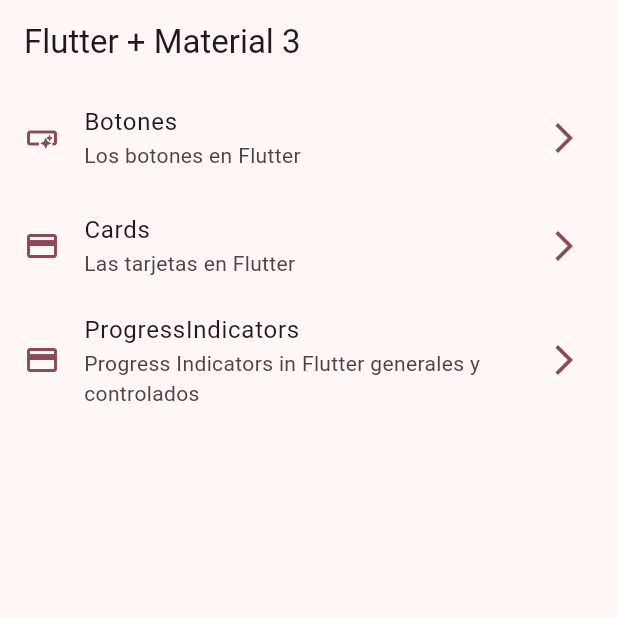
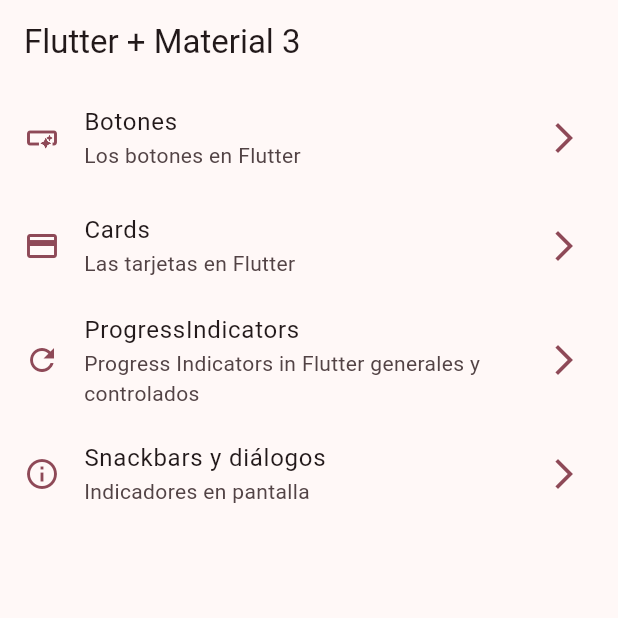
Before and after one commit to imdidier/widgets_app, a Flutter app: the screen it shows after launch, on a phone screen of 412 x 824 dp, the top half of it. Run offline on Flutter 3.47's test engine with Material 2 defaults, Android fonts, the phone set to English and light mode, and no system bars; our stand-ins replace go_router.

```diff
--- a/lib/config/menu/menu_item.dart
+++ b/lib/config/menu/menu_item.dart
@@ -28,9 +28,15 @@ const List<MenuItem> appMenuItems = [
     title: 'Cards',
   ),
   MenuItem(
-    icon: Icons.credit_card,
+    icon: Icons.refresh,
     link: '/progress',
     subTitle: 'Progress Indicators in Flutter generales y controlados',
     title: 'ProgressIndicators',
   ),
+  MenuItem(
+    icon: Icons.info_outline,
+    link: '/snackbars',
+    subTitle: 'Indicadores en pantalla',
+    title: 'Snackbars y diálogos',
+  ),
 ];
--- a/lib/config/router/app_router.dart
+++ b/lib/config/router/app_router.dart
@@ -23,6 +23,11 @@ final appRouter = GoRouter(
       path: '/progress',
       name: ProgressScreen.name,
       builder: (context, state) => const ProgressScreen(),
+    ),
+    GoRoute(
+      path: '/snackbars',
+      name: SnackbarScreen.name,
+      builder: (context, state) => const SnackbarScreen(),
     )
   ],
 );
--- a/lib/main.dart
+++ b/lib/main.dart
@@ -13,6 +13,7 @@ class MainApp extends StatelessWidget {
   @override
   Widget build(BuildContext context) {
     return MaterialApp.router(
+      title: 'Widgetss',
       debugShowCheckedModeBanner: false,
       theme: AppTheme(selectedColor: 5).getTheme(),
       routerConfig: appRouter,
```
Also changed, not shown: lib/ui/screens/snackbar/snackbar.dart (+68 -1 lines).
